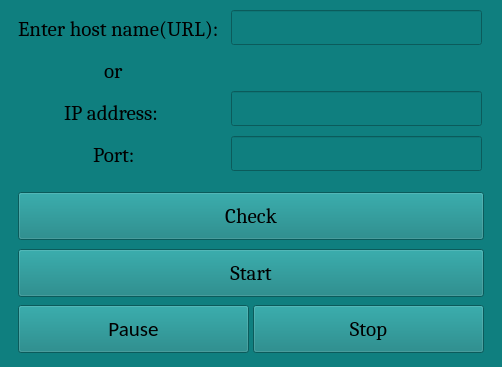
Above: .ui & .qrc files/design.ui from WhoIAm-Benjamin/DDOS_Attack before the change. Below: the same form after it.
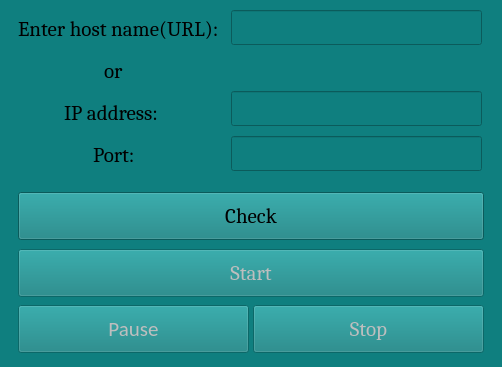
That is the form after the change.

The edit to the form file:
```diff
--- a/.ui & .qrc files/design.ui
+++ b/.ui & .qrc files/design.ui
@@ -181,6 +181,9 @@
     </property>
    </widget>
    <widget class="QPushButton" name="start_button">
+    <property name="enabled">
+     <bool>false</bool>
+    </property>
     <property name="geometry">
      <rect>
       <x>18</x>
@@ -200,6 +203,9 @@
     </property>
    </widget>
    <widget class="QPushButton" name="pause_continue_button">
+    <property name="enabled">
+     <bool>false</bool>
+    </property>
     <property name="geometry">
      <rect>
       <x>18</x>
@@ -219,6 +225,9 @@
     </property>
    </widget>
    <widget class="QPushButton" name="stop_button">
+    <property name="enabled">
+     <bool>false</bool>
+    </property>
     <property name="geometry">
      <rect>
       <x>253</x>
```
